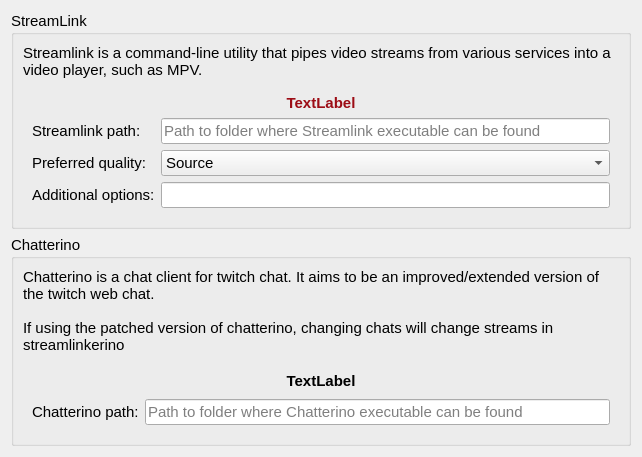
Above: submodulesdialog.ui from JohnCiubuc/StreamLinkerino before the change. Below: the same form after it.
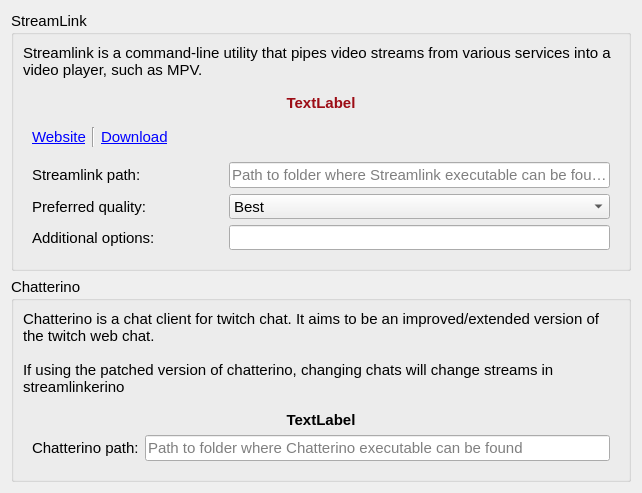
That is the form after the change.

Diff of the .ui file:
```diff
--- a/submodulesdialog.ui
+++ b/submodulesdialog.ui
@@ -7,7 +7,7 @@
     <x>0</x>
     <y>0</y>
     <width>642</width>
-    <height>457</height>
+    <height>493</height>
    </rect>
   </property>
   <property name="windowTitle">
@@ -54,7 +54,7 @@
          </font>
         </property>
         <layout class="QGridLayout" name="gridLayout_2">
-         <item row="3" column="1">
+         <item row="5" column="1" colspan="2">
           <widget class="QLineEdit" name="lineEdit_streamLinkOptions">
            <property name="font">
             <font>
@@ -63,7 +63,7 @@
            </property>
           </widget>
          </item>
-         <item row="1" column="1">
+         <item row="3" column="1" colspan="2">
           <widget class="QLineEdit" name="lineEdit_streamLinkPath">
            <property name="font">
             <font>
@@ -75,77 +75,7 @@
            </property>
           </widget>
          </item>
-         <item row="2" column="1">
-          <widget class="QComboBox" name="comboBox_StreamlinkQuality">
-           <property name="font">
-            <font>
-             <pointsize>11</pointsize>
-            </font>
-           </property>
-           <item>
-            <property name="text">
-             <string>Source</string>
-            </property>
-           </item>
-           <item>
-            <property name="text">
-             <string>High</string>
-            </property>
-           </item>
-           <item>
-            <property name="text">
-             <string>Medium</string>
-            </property>
-           </item>
-           <item>
-            <property name="text">
-             <string>Low</string>
-            </property>
-           </item>
-           <item>
-            <property name="text">
-             <string>Audio only</string>
-            </property>
-           </item>
-          </widget>
-         </item>
-         <item row="1" column="0">
-          <widget class="QLabel" name="label_3">
-           <property name="font">
-            <font>
-             <pointsize>11</pointsize>
-            </font>
-           </property>
-           <property name="text">
-            <string>Streamlink path:</string>
-           </property>
-          </widget>
-         </item>
-         <item row="2" column="0">
-          <widget class="QLabel" name="label_4">
-           <property name="font">
-            <font>
-             <pointsize>11</pointsize>
-            </font>
-           </property>
-           <property name="text">
-            <string>Preferred quality:</string>
-           </property>
-          </widget>
-         </item>
-         <item row="3" column="0">
-          <widget class="QLabel" name="label_2">
-           <property name="font">
-            <font>
-             <pointsize>11</pointsize>
-            </font>
-           </property>
-           <property name="text">
-            <string>Additional options:</string>
-           </property>
-          </widget>
-         </item>
-         <item row="0" column="0" colspan="2">
+         <item row="0" column="0" colspan="3">
           <widget class="QLabel" name="label_streamlinkAlert">
            <property name="font">
             <font>
@@ -166,6 +96,161 @@
            </property>
           </widget>
          </item>
+         <item row="4" column="1" colspan="2">
+          <widget class="QComboBox" name="comboBox_StreamlinkQuality">
+           <property name="font">
+            <font>
+             <pointsize>11</pointsize>
+            </font>
+           </property>
+           <item>
+            <property name="text">
+             <string>Best</string>
+            </property>
+           </item>
+           <item>
+            <property name="text">
+             <string>1080p60</string>
+            </property>
+           </item>
+           <item>
+            <property name="text">
+             <string>720p60</string>
+            </property>
+           </item>
+           <item>
+            <property name="text">
+             <string>720p</string>
+            </property>
+           </item>
+           <item>
+            <property name="text">
+             <string>480p</string>
+            </property>
+           </item>
+           <item>
+            <property name="text">
+             <string>360p</string>
+            </property>
+           </item>
+           <item>
+            <property name="text">
+             <string>160p</string>
+            </property>
+           </item>
+           <item>
+            <property name="text">
+             <string>Worst</string>
+            </property>
+           </item>
+           <item>
+            <property name="text">
+             <string>Audio only</string>
+            </property>
+           </item>
+          </widget>
+         </item>
+         <item row="3" column="0">
+          <widget class="QLabel" name="label_3">
+           <property name="font">
+            <font>
+             <pointsize>11</pointsize>
+            </font>
+           </property>
+           <property name="text">
+            <string>Streamlink path:</string>
+           </property>
+          </widget>
+         </item>
+         <item row="4" column="0">
+          <widget class="QLabel" name="label_4">
+           <property name="font">
+            <font>
+             <pointsize>11</pointsize>
+            </font>
+           </property>
+           <property name="text">
+            <string>Preferred quality:</string>
+           </property>
+          </widget>
+         </item>
+         <item row="5" column="0">
+          <widget class="QLabel" name="label_2">
+           <property name="font">
+            <font>
+             <pointsize>11</pointsize>
+            </font>
+           </property>
+           <property name="text">
+            <string>Additional options:</string>
+           </property>
+          </widget>
+         </item>
+         <item row="1" column="0" rowspan="2" colspan="3">
+          <widget class="QWidget" name="widget_3" native="true">
+           <layout class="QHBoxLayout" name="horizontalLayout">
+            <property name="leftMargin">
+             <number>0</number>
+            </property>
+            <item>
+             <widget class="QLabel" name="label_7">
+              <property name="font">
+               <font>
+                <pointsize>11</pointsize>
+                <weight>50</weight>
+                <bold>false</bold>
+                <underline>true</underline>
+               </font>
+              </property>
+              <property name="text">
+               <string>&lt;a href=&quot;https://streamlink.github.io/&quot;&gt;Website&lt;/a&gt;</string>
+              </property>
+              <property name="openExternalLinks">
+               <bool>true</bool>
+              </property>
+             </widget>
+            </item>
+            <item>
+             <widget class="Line" name="line">
+              <property name="orientation">
+               <enum>Qt::Vertical</enum>
+              </property>
+             </widget>
+            </item>
+            <item>
+             <widget class="QLabel" name="label_8">
+              <property name="font">
+               <font>
+                <pointsize>11</pointsize>
+                <weight>50</weight>
+                <bold>false</bold>
+                <underline>true</underline>
+               </font>
+              </property>
+              <property name="text">
+               <string>&lt;a href=&quot;https://github.com/streamlink/streamlink/releases/&quot;&gt;Download&lt;/a&gt;</string>
+              </property>
+              <property name="openExternalLinks">
+               <bool>true</bool>
+              </property>
+             </widget>
+            </item>
+            <item>
+             <spacer name="horizontalSpacer">
+              <property name="orientation">
+               <enum>Qt::Horizontal</enum>
+              </property>
+              <property name="sizeHint" stdset="0">
+               <size>
+                <width>40</width>
+                <height>20</height>
+               </size>
+              </property>
+             </spacer>
+            </item>
+           </layout>
+          </widget>
+         </item>
         </layout>
        </widget>
       </item>
```
